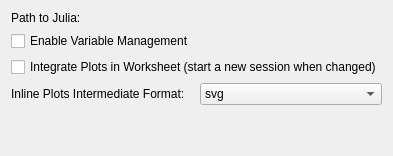
Above: src/backends/julia/settings.ui from KDE/cantor before the change. Below: the same form after it.
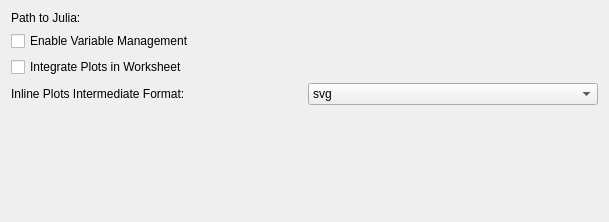
That is the form after the change. Custom widgets are drawn as their Qt base class.

Commit message: Add tooltips for almost all settings entries

Patch:
```diff
--- a/src/backends/julia/settings.ui
+++ b/src/backends/julia/settings.ui
@@ -2,6 +2,14 @@
 <ui version="4.0">
  <class>JuliaSettingsBase</class>
  <widget class="QWidget" name="JuliaSettingsBase">
+  <property name="geometry">
+   <rect>
+    <x>0</x>
+    <y>0</y>
+    <width>609</width>
+    <height>222</height>
+   </rect>
+  </property>
   <layout class="QVBoxLayout" name="verticalLayout">
    <item>
     <layout class="QHBoxLayout" name="horizontalLayout">
@@ -30,7 +38,7 @@
    <item>
     <widget class="QCheckBox" name="kcfg_integratePlots">
      <property name="text">
-      <string>Integrate Plots in Worksheet (start a new session when changed)</string>
+      <string>Integrate Plots in Worksheet</string>
      </property>
     </widget>
    </item>
```
Left out of the diff: 9 changed lines with no effect on the pictures. The commit also changes 9 other files.
